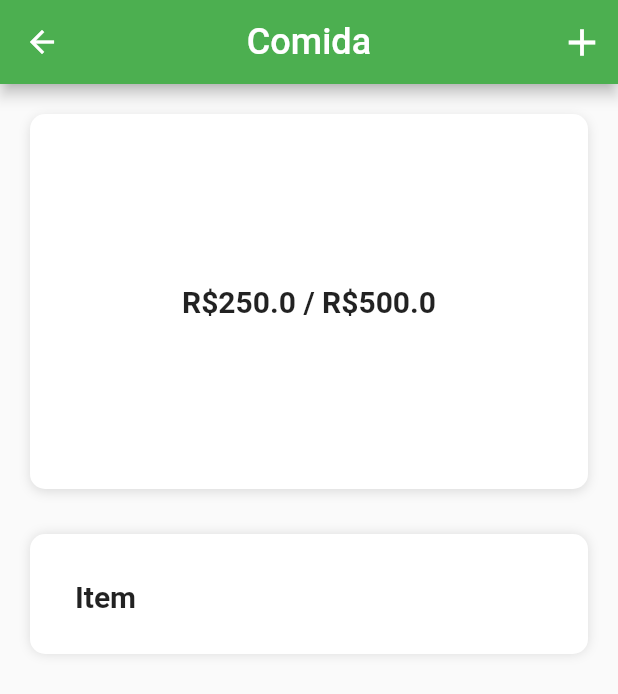
After one commit to caneto/ui_buget_tracker, a Flutter app: the screen it shows after launch, after a tap on "Comida", on a phone screen of 412 x 824 dp. The commit adds this screen. Shown: the top 694 px of the screen. Run offline on Flutter 3.47's test engine with Material 2 defaults, Android fonts, the phone set to English and light mode, and no system bars.

Commit message:
Atualização

```diff
--- /dev/null
+++ b/lib/screen/category_screen.dart
@@ -0,0 +1,97 @@
+import 'package:flutter/material.dart';
+
+class CategoryScreen extends StatefulWidget {
+  const CategoryScreen({Key? key}) : super(key: key);
+
+  @override
+  State<CategoryScreen> createState() => _CategoryScreenState();
+}
+
+class _CategoryScreenState extends State<CategoryScreen> {
+  @override
+  Widget build(BuildContext context) {
+    final double SpeedAmout = 250;
+    final double TotalBudget = 500;
+    final double radialBarPercent = SpeedAmout / TotalBudget;
+    return Scaffold(
+      appBar: AppBar(
+        title: const Text(
+          "Comida",
+          style: TextStyle(fontSize: 24),
+        ),
+        centerTitle: true,
+        actions: [
+          IconButton(
+              onPressed: () {},
+              icon: const Icon(
+                Icons.add,
+                size: 30,
+              ))
+        ],
+      ),
+      body: SingleChildScrollView(
+          child: Column(
+        children: [
+          Container(
+            margin: const EdgeInsets.all(20),
+            padding: const EdgeInsets.all(20),
+            height: 250,
+            width: double.infinity,
+            decoration: BoxDecoration(
+                color: Colors.white,
+                borderRadius: BorderRadius.circular(10),
+                boxShadow: const [
+                  BoxShadow(
+                    color: Colors.black12,
+                    offset: Offset(0, 2),
+                    blurRadius: 6,
+                  )
+                ]),
+            child: CustomPaint(
+              //foregroundPainter: RadialPainte(),
+              child: Center(
+                child: Text(
+                  "R\$${SpeedAmout} / R\$${TotalBudget}",
+                  style: const TextStyle(
+                    fontSize: 20,
+                    fontWeight: FontWeight.bold,
+                  ),
+                ),
+              ),
+            ),
+          ),
+          Container(
+            alignment: Alignment.center,
+            margin: const EdgeInsets.symmetric(horizontal: 20, vertical: 10),
+            height: 80,
+            width: double.infinity,
+            decoration: BoxDecoration(
+              color: Colors.white,
+              borderRadius: BorderRadius.circular(10),
+              boxShadow: const [
+                BoxShadow(
+                  color: Colors.black12,
+                  blurRadius: 6,
+                )
+              ],
+            ),
+            child: Padding(
+              padding: const EdgeInsets.all(30),
+              child: Row(
+                children: const [
+                  Text(
+                    "Item",
+                    style: TextStyle(
+                      fontSize: 20,
+                      fontWeight: FontWeight.bold,
+                    ),
+                  ),
+                ],
+              ),
+            ),
+          )
+        ],
+      )),
+    );
+  }
+}
--- a/lib/widgets/category_widget.dart
+++ b/lib/widgets/category_widget.dart
@@ -1,3 +1,4 @@
+import 'package:bugettracker/screen/category_screen.dart';
 import 'package:flutter/material.dart';
 
 class CategoryWidget extends StatelessWidget {
@@ -7,9 +8,15 @@ class CategoryWidget extends StatelessWidget {
   Widget build(BuildContext context) {
     return Column(
       children: [
+        for(int i=0; i<5; i++)
         GestureDetector(
           onTap: () {
-            //Navigator.push(context, MaterialPageRoute(builder: CategoryPage()))
+            Navigator.push(context,
+              // Move para Category
+              MaterialPageRoute(builder:  (_) {
+                return const CategoryScreen();
+              }
+             ));
           },
           child: Container(
             margin: const EdgeInsets.symmetric(horizontal: 20, vertical: 10),
@@ -58,6 +65,7 @@ class CategoryWidget extends StatelessWidget {
                         borderRadius: BorderRadius.circular(15),
                       ),
                     ),
+                    // Bars depende para funcionar dos dados dinamicos, esté está simples e estatico.
                     Container(
                       height: 20,
                       width: 150,
```
